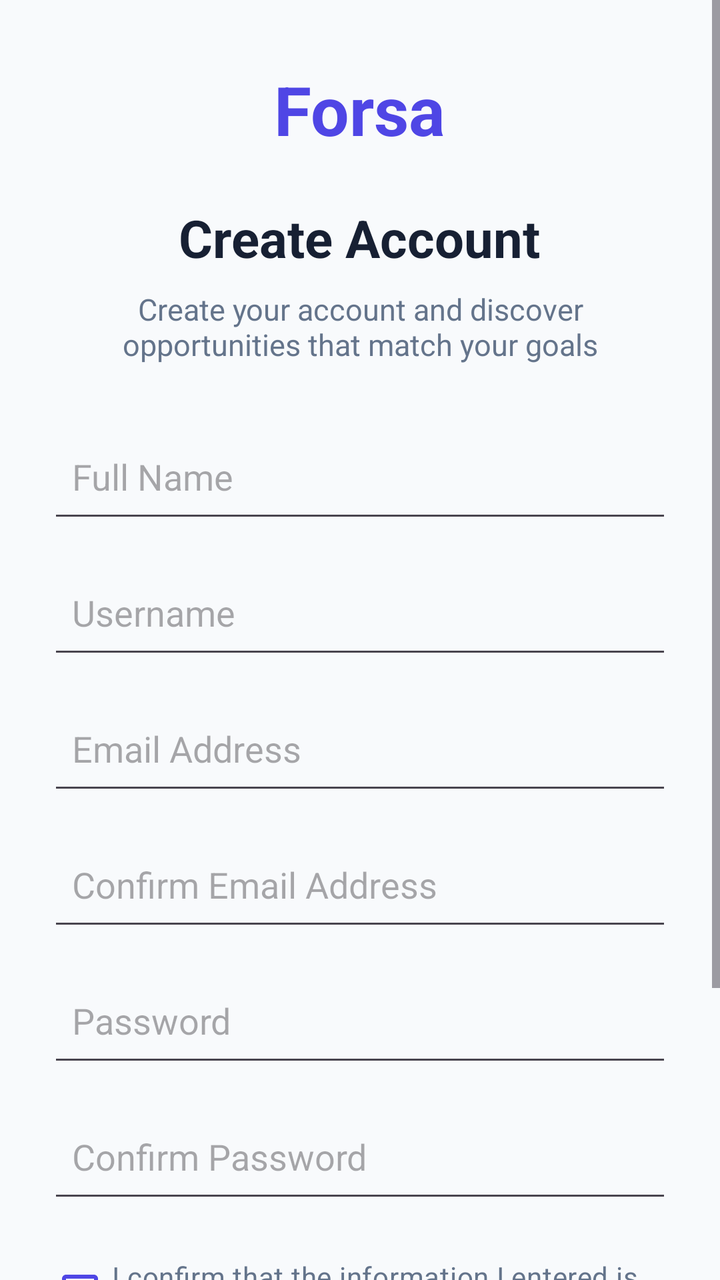
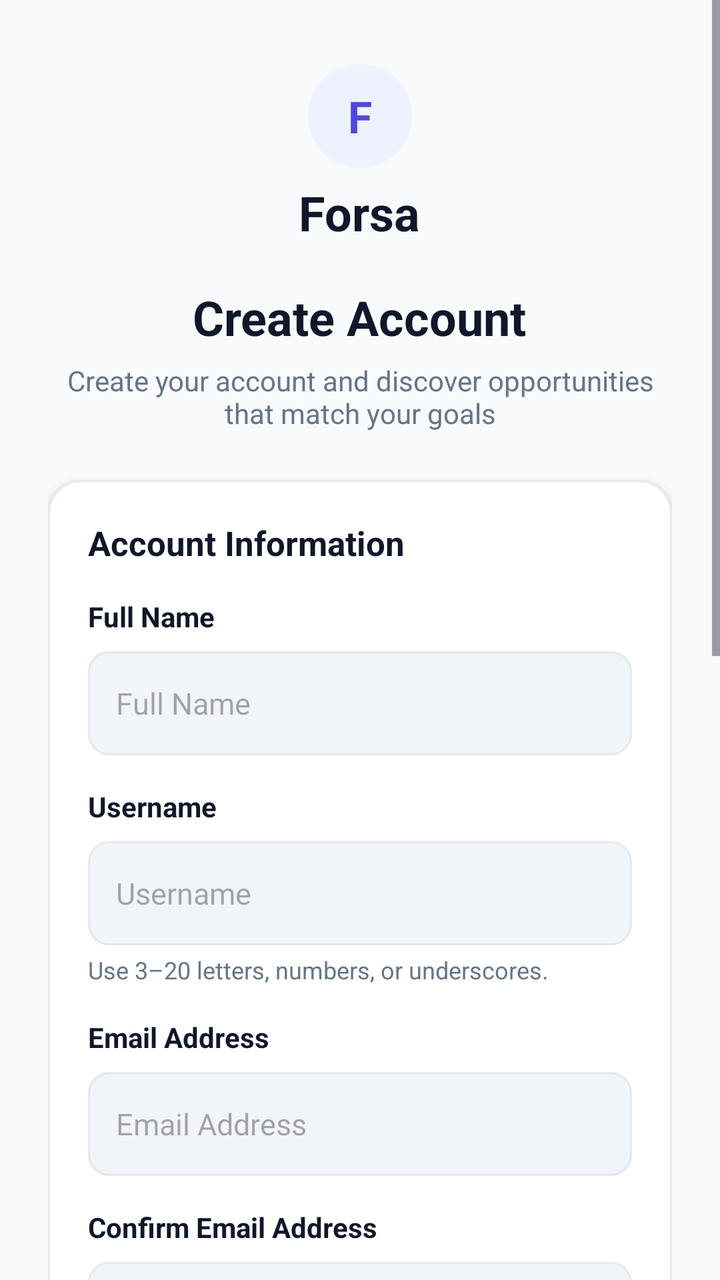

Before-and-after screenshots of an Android layout around one commit, followed by the original layout XML and the change that was made.
<!-- AndroidManifest.xml: application theme Theme.Forsa -->
<!-- res/layout/activity_register.xml -->
<?xml version="1.0" encoding="utf-8"?>
<ScrollView xmlns:android="http://schemas.android.com/apk/res/android"
    android:layout_width="match_parent"
    android:layout_height="match_parent"
    android:background="@color/background"
    android:fillViewport="true">

    <LinearLayout
        android:layout_width="match_parent"
        android:layout_height="wrap_content"
        android:orientation="vertical"
        android:paddingStart="24dp"
        android:paddingTop="32dp"
        android:paddingEnd="24dp"
        android:paddingBottom="32dp">

        <TextView
            android:layout_width="wrap_content"
            android:layout_height="wrap_content"
            android:layout_gravity="center_horizontal"
            android:text="@string/app_name"
            android:textColor="@color/primary"
            android:textSize="34sp"
            android:textStyle="bold" />

        <TextView
            android:layout_width="wrap_content"
            android:layout_height="wrap_content"
            android:layout_gravity="center_horizontal"
            android:layout_marginTop="24dp"
            android:text="@string/create_account"
            android:textColor="@color/text_primary"
            android:textSize="26sp"
            android:textStyle="bold" />

        <TextView
            android:layout_width="match_parent"
            android:layout_height="wrap_content"
            android:layout_marginTop="8dp"
            android:gravity="center"
            android:text="@string/register_subtitle"
            android:textColor="@color/text_secondary"
            android:textSize="15sp" />

        <EditText
            android:id="@+id/etFullName"
            android:layout_width="match_parent"
            android:layout_height="56dp"
            android:layout_marginTop="28dp"
            android:autofillHints="name"
            android:hint="@string/full_name"
            android:inputType="textPersonName"
            android:maxLength="50"
            android:padding="12dp" />

        <EditText
            android:id="@+id/etUsername"
            android:layout_width="match_parent"
            android:layout_height="56dp"
            android:layout_marginTop="12dp"
            android:autofillHints="username"
            android:hint="@string/username"
            android:inputType="text"
            android:maxLength="20"
            android:padding="12dp"
            android:singleLine="true" />

        <EditText
            android:id="@+id/etEmail"
            android:layout_width="match_parent"
            android:layout_height="56dp"
            android:layout_marginTop="12dp"
            android:autofillHints="emailAddress"
            android:hint="@string/email"
            android:inputType="textEmailAddress"
            android:maxLength="100"
            android:padding="12dp"
            android:singleLine="true" />

        <EditText
            android:id="@+id/etConfirmEmail"
            android:layout_width="match_parent"
            android:layout_height="56dp"
            android:layout_marginTop="12dp"
            android:hint="@string/confirm_email"
            android:inputType="textEmailAddress"
            android:maxLength="100"
            android:padding="12dp"
            android:singleLine="true" />

        <EditText
            android:id="@+id/etPassword"
            android:layout_width="match_parent"
            android:layout_height="56dp"
            android:layout_marginTop="12dp"
            android:autofillHints="newPassword"
            android:hint="@string/password"
            android:inputType="textPassword"
            android:maxLength="64"
            android:padding="12dp"
            android:singleLine="true" />

        <EditText
            android:id="@+id/etConfirmPassword"
            android:layout_width="match_parent"
            android:layout_height="56dp"
            android:layout_marginTop="12dp"
            android:autofillHints="newPassword"
            android:hint="@string/confirm_password"
            android:inputType="textPassword"
            android:maxLength="64"
            android:padding="12dp"
            android:singleLine="true" />

        <CheckBox
            android:id="@+id/cbConfirmInformation"
            android:layout_width="match_parent"
            android:layout_height="wrap_content"
            android:layout_marginTop="16dp"
            android:buttonTint="@color/primary"
            android:text="@string/accept_terms"
            android:textColor="@color/text_secondary"
            android:textSize="14sp" />

        <Button
            android:id="@+id/btnRegister"
            android:layout_width="match_parent"
            android:layout_height="56dp"
            android:layout_marginTop="20dp"
            android:backgroundTint="@color/primary"
            android:text="@string/register"
            android:textAllCaps="false"
            android:textColor="@color/white"
            android:textSize="16sp"
            android:textStyle="bold" />

        <LinearLayout
            android:layout_width="match_parent"
            android:layout_height="wrap_content"
            android:layout_marginTop="20dp"
            android:gravity="center"
            android:orientation="horizontal">

            <TextView
                android:layout_width="wrap_content"
                android:layout_height="wrap_content"
                android:text="@string/already_have_account"
                android:textColor="@color/text_secondary" />

            <TextView
                android:id="@+id/tvLogin"
                android:layout_width="wrap_content"
                android:layout_height="wrap_content"
                android:layout_marginStart="6dp"
                android:padding="6dp"
                android:text="@string/login"
                android:textColor="@color/primary"
                android:textStyle="bold" />

        </LinearLayout>

    </LinearLayout>

</ScrollView>
<!-- resources referenced by this layout -->
<resources>
  <color name="background">#F8FAFC</color>
  <color name="primary">#4F46E5</color>
  <color name="text_primary">#172033</color>
  <color name="text_secondary">#64748B</color>
  <color name="white">#FFFFFF</color>
  <string name="accept_terms">I confirm that the information I entered is correct</string>
  <string name="already_have_account">Already have an account?</string>
  <string name="app_name">Forsa</string>
  <string name="confirm_email">Confirm Email Address</string>
  <string name="confirm_password">Confirm Password</string>
  <string name="create_account">Create Account</string>
  <string name="email">Email Address</string>
  <string name="full_name">Full Name</string>
  <string name="login">Login</string>
  <string name="password">Password</string>
  <string name="register">Create Account</string>
  <string name="register_subtitle">Create your account and discover opportunities that match your goals</string>
  <string name="username">Username</string>
  <style name="Theme.Forsa" parent="Base.Theme.Forsa" />
  <style name="Base.Theme.Forsa" parent="Theme.Material3.DayNight.NoActionBar">
          
          
      </style>
</resources>

<!-- the commit's change to res/layout/activity_register.xml (unified diff, before → after) -->
@@ -9,124 +9,275 @@
         android:layout_width="match_parent"
         android:layout_height="wrap_content"
         android:orientation="vertical"
-        android:paddingStart="24dp"
-        android:paddingTop="32dp"
-        android:paddingEnd="24dp"
-        android:paddingBottom="32dp">
+        android:padding="24dp">
+
+        
+        <TextView
+            android:id="@+id/tvBrandLogo"
+            android:layout_width="52dp"
+            android:layout_height="52dp"
+            android:layout_gravity="center_horizontal"
+            android:layout_marginTop="8dp"
+            android:background="@drawable/bg_icon_circle"
+            android:gravity="center"
+            android:text="@string/brand_logo_letter"
+            android:textColor="@color/primary"
+            android:textSize="22sp"
+            android:textStyle="bold" />
 
         <TextView
             android:layout_width="wrap_content"
             android:layout_height="wrap_content"
             android:layout_gravity="center_horizontal"
+            android:layout_marginTop="6dp"
             android:text="@string/app_name"
-            android:textColor="@color/primary"
-            android:textSize="34sp"
+            android:textColor="@color/text_primary"
+            android:textSize="24sp"
             android:textStyle="bold" />
 
+        
         <TextView
             android:layout_width="wrap_content"
             android:layout_height="wrap_content"
             android:layout_gravity="center_horizontal"
-            android:layout_marginTop="24dp"
+            android:layout_marginTop="20dp"
             android:text="@string/create_account"
             android:textColor="@color/text_primary"
-            android:textSize="26sp"
+            android:textSize="24sp"
             android:textStyle="bold" />
 
         <TextView
             android:layout_width="match_parent"
             android:layout_height="wrap_content"
-            android:layout_marginTop="8dp"
+            android:layout_marginTop="6dp"
+            android:layout_marginBottom="24dp"
             android:gravity="center"
             android:text="@string/register_subtitle"
             android:textColor="@color/text_secondary"
-            android:textSize="15sp" />
-
-        <EditText
-            android:id="@+id/etFullName"
-            android:layout_width="match_parent"
-            android:layout_height="56dp"
-            android:layout_marginTop="28dp"
-            android:autofillHints="name"
-            android:hint="@string/full_name"
-            android:inputType="textPersonName"
-            android:maxLength="50"
-            android:padding="12dp" />
-
-        <EditText
-            android:id="@+id/etUsername"
-            android:layout_width="match_parent"
-            android:layout_height="56dp"
-            android:layout_marginTop="12dp"
-            android:autofillHints="username"
-            android:hint="@string/username"
-            android:inputType="text"
-            android:maxLength="20"
-            android:padding="12dp"
-            android:singleLine="true" />
-
-        <EditText
-            android:id="@+id/etEmail"
-            android:layout_width="match_parent"
-            android:layout_height="56dp"
-            android:layout_marginTop="12dp"
-            android:autofillHints="emailAddress"
-            android:hint="@string/email"
-            android:inputType="textEmailAddress"
-            android:maxLength="100"
-            android:padding="12dp"
-            android:singleLine="true" />
-
-        <EditText
-            android:id="@+id/etConfirmEmail"
-            android:layout_width="match_parent"
-            android:layout_height="56dp"
-            android:layout_marginTop="12dp"
-            android:hint="@string/confirm_email"
-            android:inputType="textEmailAddress"
-            android:maxLength="100"
-            android:padding="12dp"
-            android:singleLine="true" />
-
-        <EditText
-            android:id="@+id/etPassword"
-            android:layout_width="match_parent"
-            android:layout_height="56dp"
-            android:layout_marginTop="12dp"
-            android:autofillHints="newPassword"
-            android:hint="@string/password"
-            android:inputType="textPassword"
-            android:maxLength="64"
-            android:padding="12dp"
-            android:singleLine="true" />
-
-        <EditText
-            android:id="@+id/etConfirmPassword"
-            android:layout_width="match_parent"
-            android:layout_height="56dp"
-            android:layout_marginTop="12dp"
-            android:autofillHints="newPassword"
-            android:hint="@string/confirm_password"
-            android:inputType="textPassword"
-            android:maxLength="64"
-            android:padding="12dp"
-            android:singleLine="true" />
-
+            android:textSize="14sp" />
+
+        
+        <LinearLayout
+            android:layout_width="match_parent"
+            android:layout_height="wrap_content"
+            android:layout_marginBottom="16dp"
+            android:background="@drawable/bg_card_white"
+            android:elevation="2dp"
+            android:orientation="vertical"
+            android:padding="20dp">
+
+            <TextView
+                android:layout_width="match_parent"
+                android:layout_height="wrap_content"
+                android:layout_marginBottom="16dp"
+                android:text="@string/sec_title_account_info"
+                android:textColor="@color/text_primary"
+                android:textSize="17sp"
+                android:textStyle="bold" />
+
+            
+            <TextView
+                android:layout_width="match_parent"
+                android:layout_height="wrap_content"
+                android:layout_marginBottom="8dp"
+                android:text="@string/full_name"
+                android:textColor="@color/text_primary"
+                android:textSize="14sp"
+                android:textStyle="bold" />
+
+            <EditText
+                android:id="@+id/etFullName"
+                android:layout_width="match_parent"
+                android:layout_height="52dp"
+                android:layout_marginBottom="16dp"
+                android:autofillHints="name"
+                android:background="@drawable/bg_input_field"
+                android:hint="@string/full_name"
+                android:inputType="textPersonName"
+                android:maxLength="50"
+                android:paddingHorizontal="14dp"
+                android:singleLine="true"
+                android:textColor="@color/text_primary"
+                android:textSize="15sp" />
+
+            
+            <TextView
+                android:layout_width="match_parent"
+                android:layout_height="wrap_content"
+                android:layout_marginBottom="8dp"
+                android:text="@string/username"
+                android:textColor="@color/text_primary"
+                android:textSize="14sp"
+                android:textStyle="bold" />
+
+            <EditText
+                android:id="@+id/etUsername"
+                android:layout_width="match_parent"
+                android:layout_height="52dp"
+                android:layout_marginBottom="4dp"
+                android:autofillHints="username"
+                android:background="@drawable/bg_input_field"
+                android:hint="@string/username"
+                android:inputType="text"
+                android:maxLength="20"
+                android:paddingHorizontal="14dp"
+                android:singleLine="true"
+                android:textColor="@color/text_primary"
+                android:textSize="15sp" />
+
+            <TextView
+                android:layout_width="match_parent"
+                android:layout_height="wrap_content"
+                android:layout_marginBottom="16dp"
+                android:text="@string/helper_username_rules"
+                android:textColor="@color/text_secondary"
+                android:textSize="12sp" />
+
+            
+            <TextView
+                android:layout_width="match_parent"
+                android:layout_height="wrap_content"
+                android:layout_marginBottom="8dp"
+                android:text="@string/email"
+                android:textColor="@color/text_primary"
+                android:textSize="14sp"
+                android:textStyle="bold" />
+
+            <EditText
+                android:id="@+id/etEmail"
+                android:layout_width="match_parent"
+                android:layout_height="52dp"
+                android:layout_marginBottom="16dp"
+                android:autofillHints="emailAddress"
+                android:background="@drawable/bg_input_field"
+                android:hint="@string/email"
+                android:inputType="textEmailAddress"
+                android:maxLength="100"
+                android:paddingHorizontal="14dp"
+                android:singleLine="true"
+                android:textColor="@color/text_primary"
+                android:textSize="15sp" />
+
+            
+            <TextView
+                android:layout_width="match_parent"
+                android:layout_height="wrap_content"
+                android:layout_marginBottom="8dp"
+                android:text="@string/confirm_email"
+                android:textColor="@color/text_primary"
+                android:textSize="14sp"
+                android:textStyle="bold" />
+
+            <EditText
+                android:id="@+id/etConfirmEmail"
+                android:layout_width="match_parent"
+                android:layout_height="52dp"
+                android:background="@drawable/bg_input_field"
+                android:hint="@string/confirm_email"
+                android:inputType="textEmailAddress"
+                android:maxLength="100"
+                android:paddingHorizontal="14dp"
+                android:singleLine="true"
+                android:textColor="@color/text_primary"
+                android:textSize="15sp" />
+
+        </LinearLayout>
+
+        
+        <LinearLayout
+            android:layout_width="match_parent"
+            android:layout_height="wrap_content"
+            android:layout_marginBottom="16dp"
+            android:background="@drawable/bg_card_white"
+            android:elevation="2dp"
+            android:orientation="vertical"
+            android:padding="20dp">
+
+            <TextView
+                android:layout_width="match_parent"
+                android:layout_height="wrap_content"
+                android:layout_marginBottom="16dp"
+                android:text="@string/sec_title_security"
+                android:textColor="@color/text_primary"
+                android:textSize="17sp"
+                android:textStyle="bold" />
+
+            
+            <TextView
+                android:layout_width="match_parent"
+                android:layout_height="wrap_content"
+                android:layout_marginBottom="8dp"
+                android:text="@string/password"
+                android:textColor="@color/text_primary"
+                android:textSize="14sp"
+                android:textStyle="bold" />
+
+            <EditText
+                android:id="@+id/etPassword"
+                android:layout_width="match_parent"
+                android:layout_height="52dp"
+                android:layout_marginBottom="16dp"
+                android:autofillHints="newPassword"
+                android:background="@drawable/bg_input_field"
+                android:hint="@string/password"
+                android:inputType="textPassword"
+                android:maxLength="64"
+                android:paddingHorizontal="14dp"
+                android:singleLine="true"
+                android:textColor="@color/text_primary"
+                android:textSize="15sp" />
+
+            
+            <TextView
+                android:layout_width="match_parent"
+                android:layout_height="wrap_content"
+                android:layout_marginBottom="8dp"
+                android:text="@string/confirm_password"
+                android:textColor="@color/text_primary"
+                android:textSize="14sp"
+                android:textStyle="bold" />
+
+            <EditText
+                android:id="@+id/etConfirmPassword"
+                android:layout_width="match_parent"
+                android:layout_height="52dp"
+                android:layout_marginBottom="4dp"
+                android:autofillHints="newPassword"
+                android:background="@drawable/bg_input_field"
+                android:hint="@string/confirm_password"
+                android:inputType="textPassword"
+                android:maxLength="64"
+                android:paddingHorizontal="14dp"
+                android:singleLine="true"
+                android:textColor="@color/text_primary"
+                android:textSize="15sp" />
+
+            <TextView
+                android:layout_width="match_parent"
+                android:layout_height="wrap_content"
+                android:text="@string/helper_password_rules"
+                android:textColor="@color/text_secondary"
+                android:textSize="12sp" />
+
+        </LinearLayout>
+
+        
         <CheckBox
             android:id="@+id/cbConfirmInformation"
             android:layout_width="match_parent"
             android:layout_height="wrap_content"
-            android:layout_marginTop="16dp"
+            android:layout_marginBottom="20dp"
             android:buttonTint="@color/primary"
             android:text="@string/accept_terms"
             android:textColor="@color/text_secondary"
             android:textSize="14sp" />
 
+        
         <Button
             android:id="@+id/btnRegister"
             android:layout_width="match_parent"
-            android:layout_height="56dp"
-            android:layout_marginTop="20dp"
+            android:layout_height="52dp"
+            android:layout_marginBottom="24dp"
             android:backgroundTint="@color/primary"
             android:text="@string/register"
             android:textAllCaps="false"
@@ -134,10 +285,11 @@
             android:textSize="16sp"
             android:textStyle="bold" />
 
+        
         <LinearLayout
             android:layout_width="match_parent"
             android:layout_height="wrap_content"
-            android:layout_marginTop="20dp"
+            android:layout_marginBottom="24dp"
             android:gravity="center"
             android:orientation="horizontal">
 
@@ -145,20 +297,21 @@
                 android:layout_width="wrap_content"
                 android:layout_height="wrap_content"
                 android:text="@string/already_have_account"
-                android:textColor="@color/text_secondary" />
+                android:textColor="@color/text_secondary"
+                android:textSize="14sp" />
 
             <TextView
                 android:id="@+id/tvLogin"
                 android:layout_width="wrap_content"
                 android:layout_height="wrap_content"
-                android:layout_marginStart="6dp"
-                android:padding="6dp"
+                android:layout_marginStart="2dp"
+                android:padding="8dp"
                 android:text="@string/login"
                 android:textColor="@color/primary"
+                android:textSize="14sp"
                 android:textStyle="bold" />
 
         </LinearLayout>
 
     </LinearLayout>
-
 </ScrollView>
<!-- resource entries referenced after the edit -->
@@ -2,23 +2,58 @@
 <resources>
   <color name="background">#F8FAFC</color>
   <color name="primary">#4F46E5</color>
-  <color name="text_primary">#172033</color>
+  <color name="text_primary">#0F172A</color>
   <color name="text_secondary">#64748B</color>
   <color name="white">#FFFFFF</color>
+  <!-- drawable bg_card_white (drawable) -->
+  <?xml version="1.0" encoding="utf-8"?>
+  <shape xmlns:android="http://schemas.android.com/apk/res/android"
+      android:shape="rectangle">
+      <solid android:color="@color/surface" />
+      <corners android:radius="16dp" />
+      <stroke
+          android:width="1dp"
+          android:color="@color/border" />
+  </shape>
+  <!-- drawable bg_icon_circle (drawable) -->
+  <?xml version="1.0" encoding="utf-8"?>
+  <shape xmlns:android="http://schemas.android.com/apk/res/android"
+      android:shape="oval">
+      <solid android:color="@color/soft_indigo" />
+  </shape>
+  <!-- drawable bg_input_field (drawable) -->
+  <?xml version="1.0" encoding="utf-8"?>
+  <shape xmlns:android="http://schemas.android.com/apk/res/android"
+      android:shape="rectangle">
+      <solid android:color="@color/soft_slate" />
+      <corners android:radius="10dp" />
+      <stroke
+          android:width="1dp"
+          android:color="@color/border" />
+  </shape>
   <string name="accept_terms">I confirm that the information I entered is correct</string>
   <string name="already_have_account">Already have an account?</string>
   <string name="app_name">Forsa</string>
+  <string name="brand_logo_letter">F</string>
   <string name="confirm_email">Confirm Email Address</string>
   <string name="confirm_password">Confirm Password</string>
   <string name="create_account">Create Account</string>
   <string name="email">Email Address</string>
   <string name="full_name">Full Name</string>
+  <string name="helper_password_rules">Use at least 8 characters with uppercase, lowercase, and a number.</string>
+  <string name="helper_username_rules">Use 3–20 letters, numbers, or underscores.</string>
   <string name="login">Login</string>
   <string name="password">Password</string>
   <string name="register">Create Account</string>
   <string name="register_subtitle">Create your account and discover opportunities that match your goals</string>
+  <string name="sec_title_account_info">Account Information</string>
+  <string name="sec_title_security">Security</string>
   <string name="username">Username</string>
   <style name="Theme.Forsa" parent="Base.Theme.Forsa" />
+  <color name="surface">#FFFFFF</color>
+  <color name="border">#E2E8F0</color>
+  <color name="soft_indigo">#EEF2FF</color>
+  <color name="soft_slate">#F1F5F9</color>
   <style name="Base.Theme.Forsa" parent="Theme.Material3.DayNight.NoActionBar">
           
           
